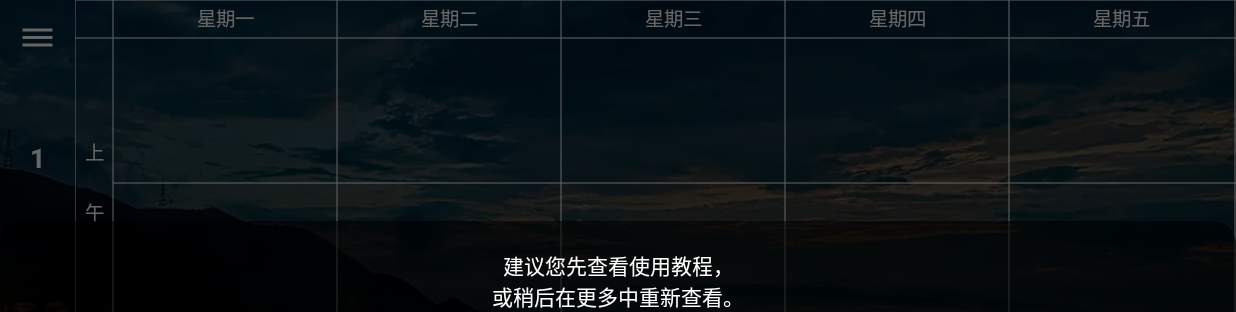
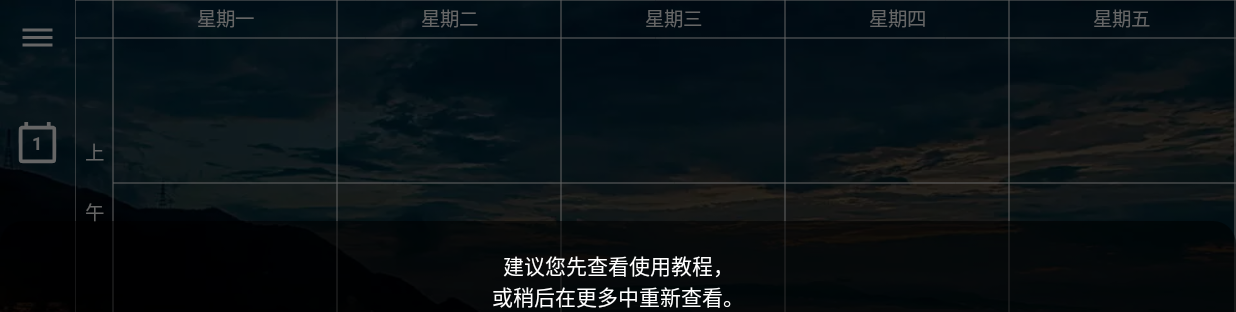
Before and after one commit to GuJin/TimeTable, an Android app: the screen it shows after launch (MainActivity), on a phone screen of 824 x 412 dp (held sideways). Shown: the top 312 px of the screen. Run offline under Robolectric (Android 15) with nearby library versions, the phone set to English and light mode, and no system bars; libraries missing offline, so code that uses them is left out: com.squareup.leakcanary, com.tencent.bugly, tech.gujin.toast; 2 statements that could not run were skipped.

Commit message:
修改当前周数样式

```diff
--- /dev/null
+++ b/app/src/main/res/drawable/bg_week.xml
@@ -0,0 +1,5 @@
+<?xml version="1.0" encoding="utf-8"?>
+<layer-list xmlns:android="http://schemas.android.com/apk/res/android">
+    <item android:drawable="@drawable/img_calendar"/>
+    <item android:drawable="?android:attr/selectableItemBackgroundBorderless"/>
+</layer-list>
--- /dev/null
+++ b/app/src/main/res/drawable/img_calendar.xml
@@ -0,0 +1,10 @@
+<?xml version="1.0" encoding="utf-8"?>
+<vector xmlns:android="http://schemas.android.com/apk/res/android"
+        android:width="24dp"
+        android:height="24dp"
+        android:viewportHeight="1920"
+        android:viewportWidth="1920">
+    <path
+        android:fillColor="#ffffff"
+        android:pathData="M232 1820c-18 -11 -41 -34 -52 -52 -19 -32 -20 -52 -20 -728 0 -676 1 -696 20 -728 32 -52 74 -72 153 -72l67 0 0 -80 0 -80 80 0 80 0 0 80 0 80 400 0 400 0 0 -80 0 -80 80 0 80 0 0 80 0 80 68 0c78 0 120 20 152 72 19 32 20 52 20 728 0 676 -1 696 -20 728 -11 18 -34 41 -52 52 -32 19 -52 20 -728 20 -676 0 -696 -1 -728 -20zm1368 -780l0 -640 -640 0 -640 0 0 640 0 640 640 0 640 0 0 -640z"/>
+</vector>
--- a/app/src/main/res/layout/fragment_course.xml
+++ b/app/src/main/res/layout/fragment_course.xml
@@ -7,19 +7,21 @@
 
     <TextView
         android:id="@+id/tv_week"
-        android:layout_width="@dimen/leftBar_width"
-        android:layout_height="@dimen/leftBar_width"
+        android:layout_width="30dp"
+        android:layout_height="30dp"
+        android:layout_marginStart="10dp"
         android:layout_marginTop="80dp"
-        android:background="?android:attr/selectableItemBackgroundBorderless"
+        android:background="@drawable/bg_week"
         android:gravity="center"
         android:textColor="@android:color/white"
-        android:textSize="18sp"
+        android:textSize="12sp"
         android:textStyle="bold"/>
 
     <ImageButton
         android:id="@+id/imgBtn_restore"
-        android:layout_width="@dimen/leftBar_width"
-        android:layout_height="@dimen/leftBar_width"
+        android:layout_width="30dp"
+        android:layout_height="30dp"
+        android:layout_marginStart="10dp"
         android:layout_marginTop="130dp"
         android:background="?android:attr/selectableItemBackgroundBorderless"
         android:src="@drawable/ic_restore"
```
